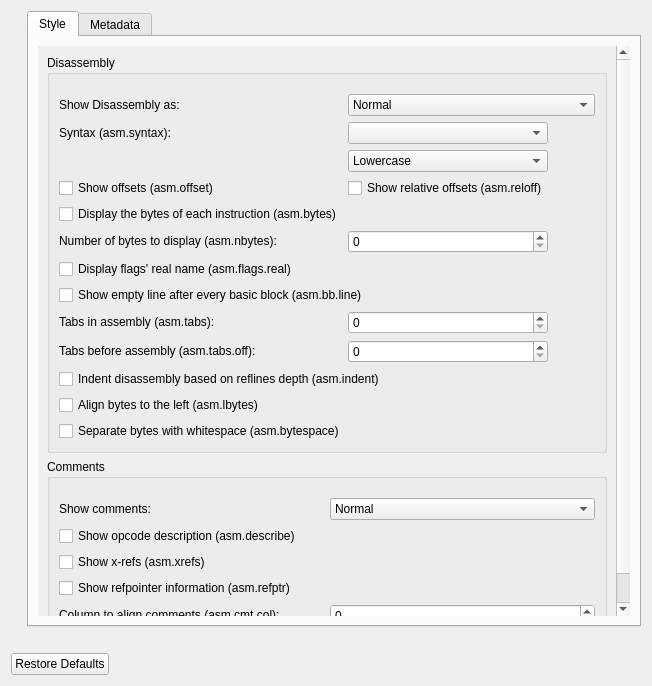
rizinorg/cutter, file src/dialogs/preferences/AsmOptionsWidget.ui: the form before one commit.
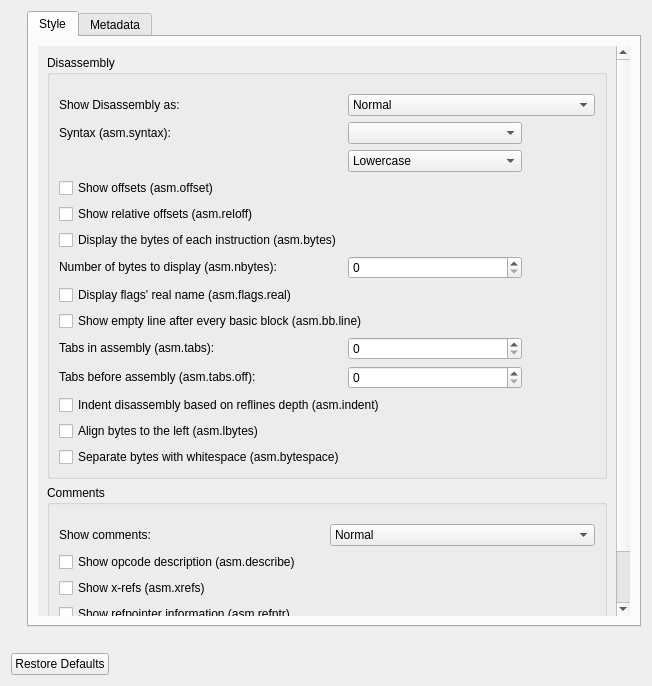
The form after the commit.

Commit message: use qtdesigner to move layout around

```diff
--- a/src/dialogs/preferences/AsmOptionsWidget.ui
+++ b/src/dialogs/preferences/AsmOptionsWidget.ui
@@ -65,14 +65,14 @@
                 <string>Disassembly</string>
                </property>
                <layout class="QGridLayout" name="gridLayout">
-                <item row="9" column="2">
+                <item row="10" column="2">
                  <widget class="QSpinBox" name="nbytesSpinBox">
                   <property name="enabled">
                    <bool>true</bool>
                   </property>
                  </widget>
                 </item>
-                <item row="9" column="1">
+                <item row="10" column="1">
                  <widget class="QLabel" name="nbytesLabel">
                   <property name="enabled">
                    <bool>true</bool>
@@ -85,7 +85,7 @@
                   </property>
                  </widget>
                 </item>
-                <item row="13" column="1">
+                <item row="14" column="1">
                  <widget class="QLabel" name="asmTabsOffLabel">
                   <property name="text">
                    <string>Tabs before assembly (asm.tabs.off):</string>
@@ -105,7 +105,7 @@
                   </property>
                  </widget>
                 </item>
-                <item row="13" column="2">
+                <item row="14" column="2">
                  <widget class="QSpinBox" name="asmTabsOffSpinBox">
                   <property name="maximum">
                    <number>100</number>
@@ -115,21 +115,21 @@
                   </property>
                  </widget>
                 </item>
-                <item row="16" column="1" colspan="2">
+                <item row="17" column="1" colspan="2">
                  <widget class="QCheckBox" name="bytespaceCheckBox">
                   <property name="text">
                    <string>Separate bytes with whitespace (asm.bytespace)</string>
                   </property>
                  </widget>
                 </item>
-                <item row="14" column="1" colspan="2">
+                <item row="15" column="1" colspan="2">
                  <widget class="QCheckBox" name="indentCheckBox">
                   <property name="text">
                    <string>Indent disassembly based on reflines depth (asm.indent)</string>
                   </property>
                  </widget>
                 </item>
-                <item row="12" column="2">
+                <item row="13" column="2">
                  <widget class="QSpinBox" name="asmTabsSpinBox">
                   <property name="maximum">
                    <number>100</number>
@@ -139,7 +139,7 @@
                   </property>
                  </widget>
                 </item>
-                <item row="12" column="1">
+                <item row="13" column="1">
                  <widget class="QLabel" name="asmTabsLabel">
                   <property name="text">
                    <string>Tabs in assembly (asm.tabs):</string>
@@ -149,7 +149,7 @@
                   </property>
                  </widget>
                 </item>
-                <item row="15" column="1" colspan="2">
+                <item row="16" column="1" colspan="2">
                  <widget class="QCheckBox" name="lbytesCheckBox">
                   <property name="text">
                    <string>Align bytes to the left (asm.lbytes)</string>
@@ -210,7 +210,7 @@
                   </item>
                  </widget>
                 </item>
-                <item row="11" column="1" colspan="2">
+                <item row="12" column="1" colspan="2">
                  <widget class="QCheckBox" name="bblineCheckBox">
                   <property name="text">
                    <string>Show empty line after every basic block (asm.bb.line)</string>
@@ -224,13 +224,6 @@
                   </property>
                  </widget>
                 </item>
-                <item row="7" column="2">
-                 <widget class="QCheckBox" name="relOffsetCheckBox">
-                  <property name="text">
-                   <string>Show relative offsets (asm.reloff)</string>
-                  </property>
-                 </widget>
-                </item>
                 <item row="4" column="1">
                  <widget class="QLabel" name="syntaxLabel">
                   <property name="text">
@@ -241,7 +234,7 @@
                   </property>
                  </widget>
                 </item>
-                <item row="8" column="1">
+                <item row="9" column="1">
                  <widget class="QCheckBox" name="bytesCheckBox">
                   <property name="text">
                    <string>Display the bytes of each instruction (asm.bytes)</string>
@@ -251,13 +244,20 @@
                 <item row="4" column="2">
                  <widget class="QComboBox" name="syntaxComboBox"/>
                 </item>
-                <item row="10" column="1">
+                <item row="11" column="1">
                  <widget class="QCheckBox" name="realnameCheckBox">
                   <property name="text">
                    <string>Display flags' real name (asm.flags.real)</string>
                   </property>
                  </widget>
                 </item>
+                <item row="8" column="1">
+                 <widget class="QCheckBox" name="relOffsetCheckBox">
+                  <property name="text">
+                   <string>Show relative offsets (asm.reloff)</string>
+                  </property>
+                 </widget>
+                </item>
                </layout>
               </widget>
              </item>
```
